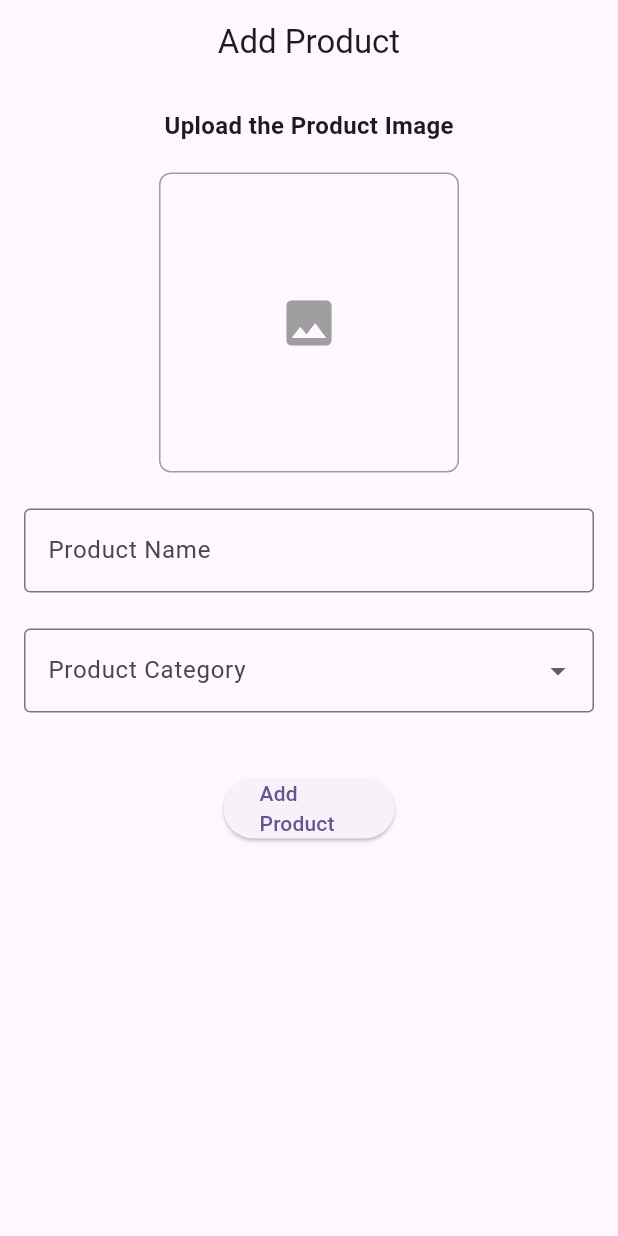
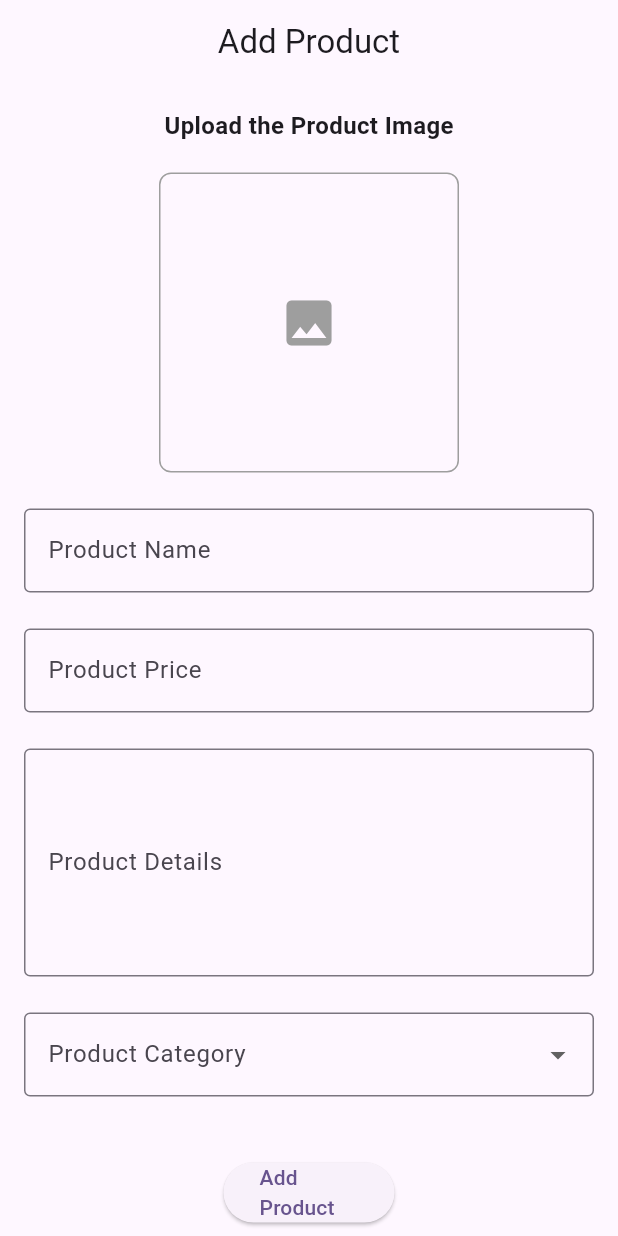
Before and after one commit to AhmedAndroid1998/Electronics-shop-Ecommerce-app-with-Admin-Panel, a Flutter app: the screen it shows after launch, after a tap on "Add Product", on a phone screen of 412 x 824 dp. Run offline on Flutter 3.47's test engine with Material 3 defaults, Android fonts, the phone set to English and light mode, and no system bars; our stand-ins replace cloud_firestore, curved_navigation_bar, firebase_auth, firebase_core, firebase_storage, fluttertoast and 1 more; accounts and stored records are empty.

Commit message:
add image_picker & backend support (firebase storage) to upload the image and other product details.

```diff
--- a/lib/pages/admin/add_product.dart
+++ b/lib/pages/admin/add_product.dart
@@ -1,3 +1,8 @@
+import 'dart:io';
+
+import 'package:electronics_store_e_commerce_with_admin_panel/services/firebase_storage_service.dart';
+import 'package:electronics_store_e_commerce_with_admin_panel/services/firestore_service.dart';
+import 'package:electronics_store_e_commerce_with_admin_panel/shared/utils.dart';
 import 'package:flutter/material.dart';
 
 class AddProductScreen extends StatefulWidget {
@@ -18,6 +23,12 @@ class _AddProductScreenState extends State<AddProductScreen> {
 
   String selectedCategory = '';
 
+  File? selectedImage;
+
+  TextEditingController _productNameController = TextEditingController();
+  TextEditingController _productPriceController = TextEditingController();
+  TextEditingController _productDetailsController = TextEditingController();
+
   @override
   Widget build(BuildContext context) {
     return Scaffold(
@@ -25,7 +36,8 @@ class _AddProductScreenState extends State<AddProductScreen> {
         title: const Text('Add Product'),
         centerTitle: true,
       ),
-      body: Padding(
+      body: SingleChildScrollView(
+        child: Padding(
           padding: const EdgeInsets.all(16.0),
           child: Column(
             children: [
@@ -34,9 +46,12 @@ class _AddProductScreenState extends State<AddProductScreen> {
                 style: TextStyle(fontSize: 16, fontWeight: FontWeight.bold),
               ),
               const SizedBox(height: 20),
+              if (selectedImage == null)
                 GestureDetector(
-              onTap: () {
+                  onTap: () async {
                     // TODO: Implement image picker
+                    selectedImage = await pickImageFromGallery();
+                    setState(() {});
                   },
                   child: Container(
                     height: 200,
@@ -48,13 +63,51 @@ class _AddProductScreenState extends State<AddProductScreen> {
                     ),
                     child: Icon(Icons.image, size: 40, color: Colors.grey),
                   ),
+                )
+              else
+                Container(
+                  height: 200,
+                  width: 200,
+                  alignment: Alignment.center,
+                  decoration: BoxDecoration(
+                    border: Border.all(color: Colors.grey),
+                    borderRadius: BorderRadius.circular(8),
+                  ),
+                  child: ClipRRect(
+                    borderRadius: BorderRadius.circular(8),
+                    child: Image.file(
+                      selectedImage!,
+                      fit: BoxFit.fill,
+                      width: 200,
+                      height: 200,
+                    ),
+                  ),
                 ),
               const SizedBox(height: 24),
-            const TextField(
+              TextField(
                 decoration: InputDecoration(
                   labelText: 'Product Name',
                   border: OutlineInputBorder(),
                 ),
+                controller: _productNameController,
+              ),
+              const SizedBox(height: 24),
+              TextField(
+                decoration: InputDecoration(
+                  labelText: 'Product Price',
+                  border: OutlineInputBorder(),
+                ),
+                controller: _productPriceController,
+                keyboardType: TextInputType.number,
+              ),
+              const SizedBox(height: 24),
+              TextField(
+                decoration: InputDecoration(
+                  labelText: 'Product Details',
+                  border: OutlineInputBorder(),
+                ),
+                controller: _productDetailsController,
+                maxLines: 5,
               ),
               const SizedBox(height: 24),
               DropdownButtonFormField<String>(
@@ -81,8 +134,24 @@ class _AddProductScreenState extends State<AddProductScreen> {
               FractionallySizedBox(
                 widthFactor: 0.3,
                 child: ElevatedButton(
-                onPressed: () {
+                  onPressed: () async {
                     // TODO: Handle product submission
+                    final imageUrl =
+                        await FirebaseStorageService.uploadImageToFirebase(
+                            imageFile: selectedImage!,
+                            folder: selectedCategory,
+                            imageName: _productNameController.text);
+                    FirestoreService.addProduct(
+                      category: selectedCategory,
+                      productName: _productNameController.text,
+                      imageUrl: imageUrl!,
+                      productDetails: _productDetailsController.text,
+                      price: double.parse(_productPriceController.text),
+                    ).then((value) {
+                      ScaffoldMessenger.of(context).showSnackBar(SnackBar(
+                          content: Text('Product has been uploaded successfully (:'),
+                          backgroundColor: Colors.green));
+                    });
                   },
                   child: Text(
                     'Add Product',
@@ -92,6 +161,7 @@ class _AddProductScreenState extends State<AddProductScreen> {
             ],
           ),
         ),
+      ),
     );
   }
 }
--- a/lib/pages/admin/admin_login_screen.dart
+++ b/lib/pages/admin/admin_login_screen.dart
@@ -145,8 +145,7 @@ class AdminLoginScreen extends StatelessWidget {
     final password = passwordController.text;
 
     print('Iam here ✅✅✅✅✅');
-    await FirestoreService()
-        .loginAdmin(username: username, password: password)
+    await FirestoreService.loginAdmin(username: username, password: password)
         .then((value) {
       if (value) {
         print('Iam here here ✅✅✅✅✅✅✅✅✅');
--- a/lib/pages/auth_screen.dart
+++ b/lib/pages/auth_screen.dart
@@ -247,8 +247,8 @@ class _AuthScreenState extends State<AuthScreen> {
             .showSnackBar(SnackBar(content: Text('Signing up...')));
 
         //Add this user to our firestore db
-        await FirestoreService()
-            .createUserProfile(uid: credential!.user!.uid, name: name, email: email);
+        await FirestoreService.createUserProfile(
+            uid: credential!.user!.uid, name: name, email: email);
       } else {
         await authService.login(
             email: emailController.text.trim(), password: passwordController.text);
--- a/lib/services/firestore_service.dart
+++ b/lib/services/firestore_service.dart
@@ -3,9 +3,9 @@ import 'package:flutter/material.dart';
 import 'package:fluttertoast/fluttertoast.dart';
 
 class FirestoreService {
-  final FirebaseFirestore _firestore = FirebaseFirestore.instance;
+  static final FirebaseFirestore _firestore = FirebaseFirestore.instance;
 
-  Future<void> createUserProfile(
+  static Future<void> createUserProfile(
       {required String uid,
       required String name,
       required String email,
@@ -26,7 +26,7 @@ class FirestoreService {
     }
   }
 
-  Future<bool> loginAdmin(
+  static Future<bool> loginAdmin(
       {required String username, required String password}) async {
     try {
       /*
@@ -61,4 +61,27 @@ class FirestoreService {
       return false;
     }
   }
+
+  static Future<void> addProduct({
+    required String category,
+    required String productName,
+    required String imageUrl,
+    String? productDetails,
+    required double price,
+  }) async {
+    try {
+      await _firestore.collection(category).add(
+        {
+          'category': category,
+          'name': productName,
+          'imageUrl': imageUrl,
+          'details': productDetails,
+          'price': price,
+          'addedOn': FieldValue.serverTimestamp(),
+        },
+      );
+    } catch (e) {
+      throw Exception('Failed to save user profile due to the error: $e');
+    }
+  }
 }
--- a/pubspec.yaml
+++ b/pubspec.yaml
@@ -40,6 +40,8 @@ dependencies:
   firebase_auth: ^4.16.0
   cloud_firestore: ^4.14.0
   fluttertoast: ^8.2.5
+  firebase_storage: ^11.6.0
+  image_picker: ^1.0.8
 
 dev_dependencies:
   flutter_test:
```
Also changed, not shown: lib/services/firebase_storage_service.dart (added, +22 -0 lines), lib/shared/utils.dart (added, +12 -0 lines), pubspec.lock, 1 other file. Lines whose indentation alone changed are shown as unchanged.
